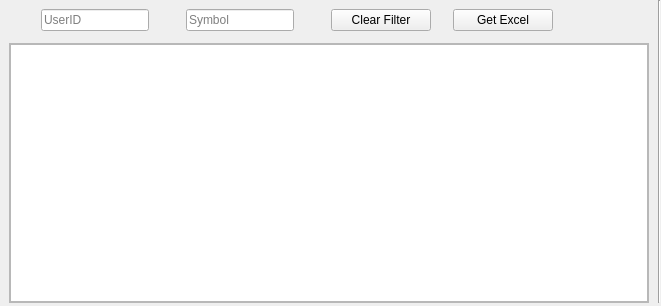
ArhamshareKrushil/ScanRisk, file Resources/UI/tablePOTW.ui: the form before one commit.
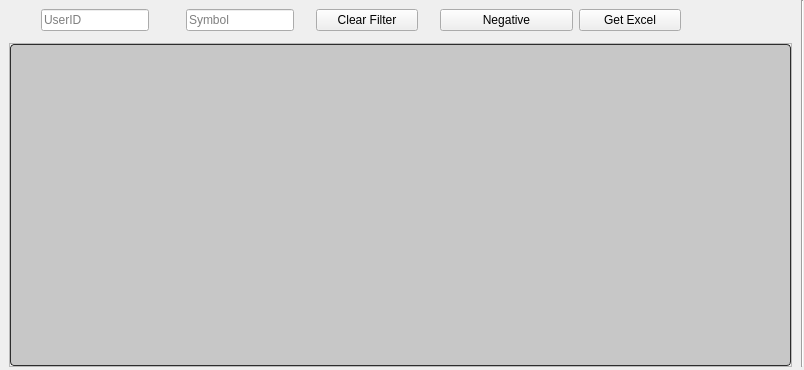
The form after the commit. Icons and pictures are not drawn.

Diff of the .ui file:
```diff
--- a/Resources/UI/tablePOTW.ui
+++ b/Resources/UI/tablePOTW.ui
@@ -6,8 +6,8 @@
    <rect>
     <x>0</x>
     <y>0</y>
-    <width>661</width>
-    <height>306</height>
+    <width>804</width>
+    <height>370</height>
    </rect>
   </property>
   <property name="windowTitle">
@@ -74,7 +74,149 @@
           </font>
          </property>
          <property name="styleSheet">
-          <string notr="true"/>
+          <string notr="true">QTreeView:branch:selected, QTreeView:branch:hover {
+  background: url(&quot;:/qss_icons/rc/transparent.png&quot;);
+}
+
+QTreeView:branch:has-siblings:!adjoins-item {
+  border-image: url(&quot;:/qss_icons/rc/branch_line.png&quot;) 0;
+}
+
+QTreeView:branch:has-siblings:adjoins-item {
+  border-image: url(&quot;:/qss_icons/rc/branch_more.png&quot;) 0;
+}
+
+QTreeView:branch:!has-children:!has-siblings:adjoins-item {
+  border-image: url(&quot;:/qss_icons/rc/branch_end.png&quot;) 0;
+}
+
+QTreeView:branch:has-children:!has-siblings:closed, QTreeView:branch:closed:has-children:has-siblings {
+  border-image: none;
+  image: url(&quot;:/qss_icons/rc/branch_closed.png&quot;);
+}
+
+QTreeView:branch:open:has-children:!has-siblings, QTreeView:branch:open:has-children:has-siblings {
+  border-image: none;
+  image: url(&quot;:/qss_icons/rc/branch_open.png&quot;);
+}
+
+QTreeView:branch:has-children:!has-siblings:closed:hover, QTreeView:branch:closed:has-children:has-siblings:hover {
+  image: url(&quot;:/qss_icons/rc/branch_closed_focus.png&quot;);
+}
+
+QTreeView:branch:open:has-children:!has-siblings:hover, QTreeView:branch:open:has-children:has-siblings:hover {
+  image: url(&quot;:/qss_icons/rc/branch_open_focus.png&quot;);
+}
+
+QTreeView::indicator:checked,
+QListView::indicator:checked {
+  image: url(&quot;:/qss_icons/rc/checkbox_checked.png&quot;);
+}
+
+QTreeView::indicator:checked:hover, QTreeView::indicator:checked:focus, QTreeView::indicator:checked:pressed,
+QListView::indicator:checked:hover,
+QListView::indicator:checked:focus,
+QListView::indicator:checked:pressed {
+  image: url(&quot;:/qss_icons/rc/checkbox_checked_focus.png&quot;);
+}
+
+QTreeView::indicator:unchecked,
+QListView::indicator:unchecked {
+  image: url(&quot;:/qss_icons/rc/checkbox_unchecked.png&quot;);
+}
+
+QTreeView::indicator:unchecked:hover, QTreeView::indicator:unchecked:focus, QTreeView::indicator:unchecked:pressed,
+QListView::indicator:unchecked:hover,
+QListView::indicator:unchecked:focus,
+QListView::indicator:unchecked:pressed {
+  image: url(&quot;:/qss_icons/rc/checkbox_unchecked_focus.png&quot;);
+}
+
+QTreeView::indicator:indeterminate,
+QListView::indicator:indeterminate {
+  image: url(&quot;:/qss_icons/rc/checkbox_indeterminate.png&quot;);
+}
+
+QTreeView::indicator:indeterminate:hover, QTreeView::indicator:indeterminate:focus, QTreeView::indicator:indeterminate:pressed,
+QListView::indicator:indeterminate:hover,
+QListView::indicator:indeterminate:focus,
+QListView::indicator:indeterminate:pressed {
+  image: url(&quot;:/qss_icons/rc/checkbox_indeterminate_focus.png&quot;);
+}
+
+QTreeView,
+QListView,
+QTableView,
+QColumnView {
+  background-color: #c7c7c7;
+  border: 1px solid #2d2d2d;
+  color: #000000;
+  gridline-color: #2d2d2d;
+  border-radius: 4px;
+}
+
+QTreeView:disabled,
+QListView:disabled,
+QTableView:disabled,
+QColumnView:disabled {
+  background-color: #c7c7c7;
+  color: #000000;
+}
+
+QTreeView:selected,
+QListView:selected,
+QTableView:selected,
+QColumnView:selected {
+  background-color: #c7c7c7;
+  color: #000000;
+}
+
+QTreeView:hover,
+QListView:hover,
+QTableView:hover,
+QColumnView:hover {
+  background-color: #c7c7c7;
+  border: 1px solid #148CD2;
+}
+
+QTreeView::item:pressed,
+QListView::item:pressed,
+QTableView::item:pressed,
+QColumnView::item:pressed {
+  background-color: #c7c7c7;
+}
+
+QTreeView::item:selected:hover,
+QListView::item:selected:hover,
+QTableView::item:selected:hover,
+QColumnView::item:selected:hover {
+  background: #c7c7c7;
+  color: #000000;
+}
+
+QTreeView::item:selected:active,
+QListView::item:selected:active,
+QTableView::item:selected:active,
+QColumnView::item:selected:active {
+background-color: palette(highlight);
+ color: palette(highlightedText);
+}
+
+QTreeView::item:!selected:hover,
+QListView::item:!selected:hover,
+QTableView::item:!selected:hover,
+QColumnView::item:!selected:hover {
+  outline: 0;
+  color: #148CD2;
+  background-color: #2d2d2d;
+}
+
+QTableCornerButton::section {
+  background-color: #282828;
+  border: 1px transparent #2d2d2d;
+  border-radius: 0px;
+}
+</string>
          </property>
          <property name="selectionBehavior">
           <enum>QAbstractItemView::SelectRows</enum>
@@ -152,26 +294,152 @@
        </size>
       </property>
       <property name="styleSheet">
-       <string notr="true"/>
+       <string notr="true">QTreeView:branch:selected, QTreeView:branch:hover {
+  background: url(&quot;:/qss_icons/rc/transparent.png&quot;);
+}
+
+QTreeView:branch:has-siblings:!adjoins-item {
+  border-image: url(&quot;:/qss_icons/rc/branch_line.png&quot;) 0;
+}
+
+QTreeView:branch:has-siblings:adjoins-item {
+  border-image: url(&quot;:/qss_icons/rc/branch_more.png&quot;) 0;
+}
+
+QTreeView:branch:!has-children:!has-siblings:adjoins-item {
+  border-image: url(&quot;:/qss_icons/rc/branch_end.png&quot;) 0;
+}
+
+QTreeView:branch:has-children:!has-siblings:closed, QTreeView:branch:closed:has-children:has-siblings {
+  border-image: none;
+  image: url(&quot;:/qss_icons/rc/branch_closed.png&quot;);
+}
+
+QTreeView:branch:open:has-children:!has-siblings, QTreeView:branch:open:has-children:has-siblings {
+  border-image: none;
+  image: url(&quot;:/qss_icons/rc/branch_open.png&quot;);
+}
+
+QTreeView:branch:has-children:!has-siblings:closed:hover, QTreeView:branch:closed:has-children:has-siblings:hover {
+  image: url(&quot;:/qss_icons/rc/branch_closed_focus.png&quot;);
+}
+
+QTreeView:branch:open:has-children:!has-siblings:hover, QTreeView:branch:open:has-children:has-siblings:hover {
+  image: url(&quot;:/qss_icons/rc/branch_open_focus.png&quot;);
+}
+
+QTreeView::indicator:checked,
+QListView::indicator:checked {
+  image: url(&quot;:/qss_icons/rc/checkbox_checked.png&quot;);
+}
+
+QTreeView::indicator:checked:hover, QTreeView::indicator:checked:focus, QTreeView::indicator:checked:pressed,
+QListView::indicator:checked:hover,
+QListView::indicator:checked:focus,
+QListView::indicator:checked:pressed {
+  image: url(&quot;:/qss_icons/rc/checkbox_checked_focus.png&quot;);
+}
+
+QTreeView::indicator:unchecked,
+QListView::indicator:unchecked {
+  image: url(&quot;:/qss_icons/rc/checkbox_unchecked.png&quot;);
+}
+
+QTreeView::indicator:unchecked:hover, QTreeView::indicator:unchecked:focus, QTreeView::indicator:unchecked:pressed,
+QListView::indicator:unchecked:hover,
+QListView::indicator:unchecked:focus,
+QListView::indicator:unchecked:pressed {
+  image: url(&quot;:/qss_icons/rc/checkbox_unchecked_focus.png&quot;);
+}
+
+QTreeView::indicator:indeterminate,
+QListView::indicator:indeterminate {
+  image: url(&quot;:/qss_icons/rc/checkbox_indeterminate.png&quot;);
+}
+
+QTreeView::indicator:indeterminate:hover, QTreeView::indicator:indeterminate:focus, QTreeView::indicator:indeterminate:pressed,
+QListView::indicator:indeterminate:hover,
+QListView::indicator:indeterminate:focus,
+QListView::indicator:indeterminate:pressed {
+  image: url(&quot;:/qss_icons/rc/checkbox_indeterminate_focus.png&quot;);
+}
+
+QTreeView,
+QListView,
+QTableView,
+QColumnView {
+  background-color: #ffffff;
+  border: 1px solid #2d2d2d;
+  color: #F0F0F0;
+  gridline-color: #2d2d2d;
+  border-radius: 4px;
+}
+
+QTreeView:disabled,
+QListView:disabled,
+QTableView:disabled,
+QColumnView:disabled {
+  background-color: #1e1e1e;
+  color: #787878;
+}
+
+QTreeView:selected,
+QListView:selected,
+QTableView:selected,
+QColumnView:selected {
+  background-color: #ffffff;
+  color: #2d2d2d;
+}
+
+QTreeView:hover,
+QListView:hover,
+QTableView:hover,
+QColumnView:hover {
+  background-color: #ffffff;
+  border: 1px solid #148CD2;
+}
+
+QTreeView::item:pressed,
+QListView::item:pressed,
+QTableView::item:pressed,
+QColumnView::item:pressed {
+  background-color: #ffffff;
+}
+
+QTreeView::item:selected:hover,
+QListView::item:selected:hover,
+QTableView::item:selected:hover,
+QColumnView::item:selected:hover {
+  background: #ffffff;
+  color: #282828;
+}
+
+QTreeView::item:selected:active,
+QListView::item:selected:active,
+QTableView::item:selected:active,
+QColumnView::item:selected:active {
+background-color: palette(highlight);
+ color: palette(highlightedText);
+}
+
+QTreeView::item:!selected:hover,
+QListView::item:!selected:hover,
+QTableView::item:!selected:hover,
+QColumnView::item:!selected:hover {
+  outline: 0;
+  color: #148CD2;
+  background-color: #2d2d2d;
+}
+
+QTableCornerButton::section {
+  background-color: #282828;
+  border: 1px transparent #2d2d2d;
+  border-radius: 0px;
+}
+</string>
       </property>
       <layout class="QGridLayout" name="gridLayout_2">
-       <item row="0" column="0" rowspan="2">
-        <widget class="Line" name="line_4">
-         <property name="maximumSize">
-          <size>
-           <width>20</width>
-           <height>16777215</height>
-          </size>
-         </property>
-         <property name="styleSheet">
-          <string notr="true">background-color: transparent;</string>
-         </property>
-         <property name="orientation">
-          <enum>Qt::Horizontal</enum>
-         </property>
-        </widget>
-       </item>
-       <item row="0" column="1" rowspan="2">
+       <item row="0" column="1" rowspan="3">
         <widget class="QLineEdit" name="le_text">
          <property name="sizePolicy">
           <sizepolicy hsizetype="Preferred" vsizetype="Fixed">
@@ -190,23 +458,7 @@
          </property>
         </widget>
        </item>
-       <item row="0" column="2" rowspan="2">
-        <widget class="Line" name="line_7">
-         <property name="maximumSize">
-          <size>
-           <width>25</width>
-           <height>16777215</height>
-          </size>
-         </property>
-         <property name="styleSheet">
-          <string notr="true">background-color: transparent;</string>
-         </property>
-         <property name="orientation">
-          <enum>Qt::Horizontal</enum>
-         </property>
-        </widget>
-       </item>
-       <item row="0" column="3" rowspan="2" colspan="2">
+       <item row="0" column="3" rowspan="3">
         <widget class="QLineEdit" name="le_text_2">
          <property name="sizePolicy">
           <sizepolicy hsizetype="Preferred" vsizetype="Fixed">
@@ -225,14 +477,8 @@
          </property>
         </widget>
        </item>
-       <item row="0" column="6" rowspan="2">
+       <item row="0" column="5" rowspan="3">
         <widget class="QPushButton" name="pbClearfilter">
-         <property name="minimumSize">
-          <size>
-           <width>100</width>
-           <height>0</height>
-          </size>
-         </property>
          <property name="maximumSize">
           <size>
            <width>200</width>
@@ -244,14 +490,21 @@
          </property>
         </widget>
        </item>
-       <item row="0" column="8" rowspan="2">
+       <item row="0" column="7" rowspan="3" colspan="2">
+        <widget class="QPushButton" name="pbNeg">
+         <property name="maximumSize">
+          <size>
+           <width>200</width>
+           <height>16777215</height>
+          </size>
+         </property>
+         <property name="text">
+          <string>Negative</string>
+         </property>
+        </widget>
+       </item>
+       <item row="0" column="9" rowspan="3">
         <widget class="QPushButton" name="pbGetExcel">
-         <property name="minimumSize">
-          <size>
-           <width>100</width>
-           <height>0</height>
-          </size>
-         </property>
          <property name="maximumSize">
           <size>
            <width>200</width>
@@ -263,22 +516,6 @@
          </property>
         </widget>
        </item>
-       <item row="0" column="5" rowspan="2">
-        <widget class="Line" name="line_9">
-         <property name="maximumSize">
-          <size>
-           <width>25</width>
-           <height>16777215</height>
-          </size>
-         </property>
-         <property name="styleSheet">
-          <string notr="true">background-color: transparent;</string>
-         </property>
-         <property name="orientation">
-          <enum>Qt::Horizontal</enum>
-         </property>
-        </widget>
-       </item>
        <item row="1" column="4">
         <widget class="Line" name="line_5">
          <property name="maximumSize">
@@ -295,7 +532,39 @@
          </property>
         </widget>
        </item>
-       <item row="1" column="9">
+       <item row="1" column="6" rowspan="2">
+        <widget class="Line" name="line_8">
+         <property name="maximumSize">
+          <size>
+           <width>10</width>
+           <height>16777215</height>
+          </size>
+         </property>
+         <property name="styleSheet">
+          <string notr="true">background-color: transparent;</string>
+         </property>
+         <property name="orientation">
+          <enum>Qt::Horizontal</enum>
+         </property>
+        </widget>
+       </item>
+       <item row="1" column="8" rowspan="2">
+        <widget class="Line" name="line_10">
+         <property name="maximumSize">
+          <size>
+           <width>25</width>
+           <height>16777215</height>
+          </size>
+         </property>
+         <property name="styleSheet">
+          <string notr="true">background-color: transparent;</string>
+         </property>
+         <property name="orientation">
+          <enum>Qt::Horizontal</enum>
+         </property>
+        </widget>
+       </item>
+       <item row="1" column="10" rowspan="2">
         <widget class="Line" name="line_6">
          <property name="minimumSize">
           <size>
@@ -311,11 +580,43 @@
          </property>
         </widget>
        </item>
-       <item row="1" column="7">
-        <widget class="Line" name="line_8">
+       <item row="2" column="0">
+        <widget class="Line" name="line_4">
          <property name="maximumSize">
           <size>
-           <width>10</width>
+           <width>20</width>
+           <height>16777215</height>
+          </size>
+         </property>
+         <property name="styleSheet">
+          <string notr="true">background-color: transparent;</string>
+         </property>
+         <property name="orientation">
+          <enum>Qt::Horizontal</enum>
+         </property>
+        </widget>
+       </item>
+       <item row="2" column="2">
+        <widget class="Line" name="line_7">
+         <property name="maximumSize">
+          <size>
+           <width>25</width>
+           <height>16777215</height>
+          </size>
+         </property>
+         <property name="styleSheet">
+          <string notr="true">background-color: transparent;</string>
+         </property>
+         <property name="orientation">
+          <enum>Qt::Horizontal</enum>
+         </property>
+        </widget>
+       </item>
+       <item row="2" column="4">
+        <widget class="Line" name="line_9">
+         <property name="maximumSize">
+          <size>
+           <width>25</width>
            <height>16777215</height>
           </size>
          </property>
```
Left out of the diff: 4 changed lines with no effect on the pictures.
